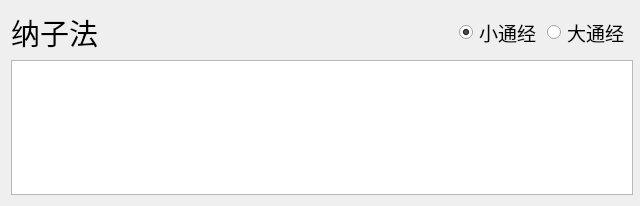
The window that page_NaZi.ui (pejoypan/ZiWuLiuZhu) describes before a commit, drawn with Qt 5.
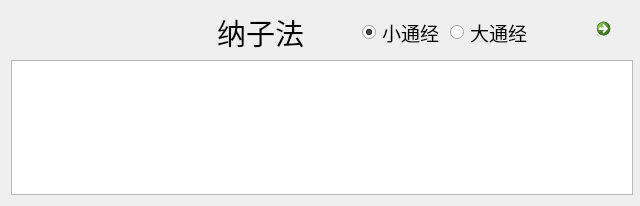
The same window after the commit.

Patch:
```diff
--- a/page_NaZi.ui
+++ b/page_NaZi.ui
@@ -28,6 +28,58 @@
   <layout class="QVBoxLayout" name="verticalLayout_2">
    <item>
     <layout class="QHBoxLayout" name="horizontalLayout">
+     <item>
+      <spacer name="horizontalSpacer_5">
+       <property name="orientation">
+        <enum>Qt::Orientation::Horizontal</enum>
+       </property>
+       <property name="sizeHint" stdset="0">
+        <size>
+         <width>40</width>
+         <height>20</height>
+        </size>
+       </property>
+      </spacer>
+     </item>
+     <item>
+      <spacer name="horizontalSpacer_7">
+       <property name="orientation">
+        <enum>Qt::Orientation::Horizontal</enum>
+       </property>
+       <property name="sizeHint" stdset="0">
+        <size>
+         <width>40</width>
+         <height>20</height>
+        </size>
+       </property>
+      </spacer>
+     </item>
+     <item>
+      <spacer name="horizontalSpacer_6">
+       <property name="orientation">
+        <enum>Qt::Orientation::Horizontal</enum>
+       </property>
+       <property name="sizeHint" stdset="0">
+        <size>
+         <width>40</width>
+         <height>20</height>
+        </size>
+       </property>
+      </spacer>
+     </item>
+     <item>
+      <spacer name="horizontalSpacer_3">
+       <property name="orientation">
+        <enum>Qt::Orientation::Horizontal</enum>
+       </property>
+       <property name="sizeHint" stdset="0">
+        <size>
+         <width>40</width>
+         <height>20</height>
+        </size>
+       </property>
+      </spacer>
+     </item>
      <item>
       <widget class="QLabel" name="label">
        <property name="font">
@@ -83,6 +135,32 @@
        </property>
       </widget>
      </item>
+     <item>
+      <spacer name="horizontalSpacer">
+       <property name="orientation">
+        <enum>Qt::Orientation::Horizontal</enum>
+       </property>
+       <property name="sizeHint" stdset="0">
+        <size>
+         <width>40</width>
+         <height>20</height>
+        </size>
+       </property>
+      </spacer>
+     </item>
+     <item>
+      <widget class="QCommandLinkButton" name="next_btn">
+       <property name="maximumSize">
+        <size>
+         <width>40</width>
+         <height>16777215</height>
+        </size>
+       </property>
+       <property name="text">
+        <string/>
+       </property>
+      </widget>
+     </item>
     </layout>
    </item>
    <item>
```
